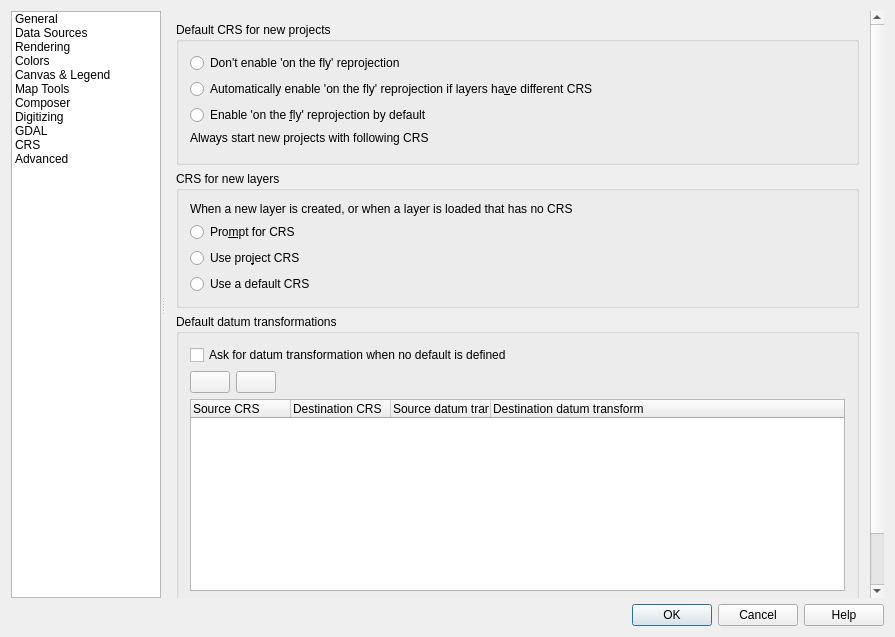
Above: ui/qgsoptionsbase.ui from RenShuYuan/UAVplatform before the change. Below: the same form after it.
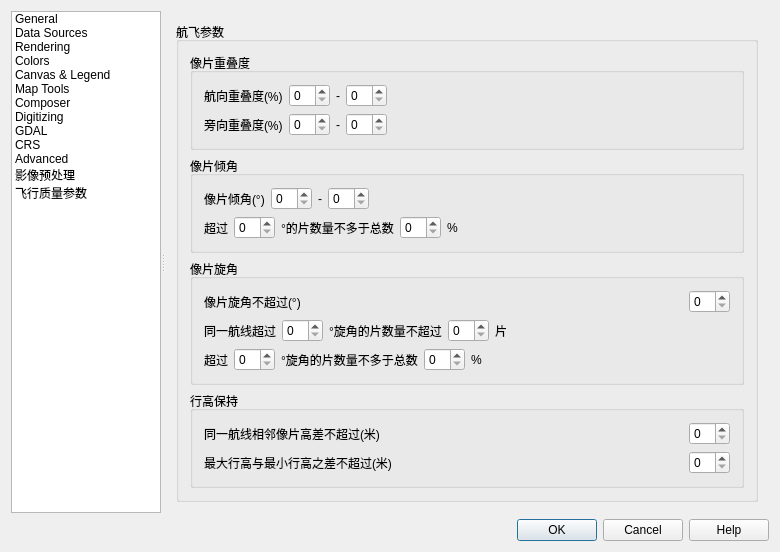
That is the form after the change. The open tabs and pages were chosen to show the change. Icons and pictures are not drawn. Custom widgets are drawn as their Qt base class.

```diff
--- a/ui/qgsoptionsbase.ui
+++ b/ui/qgsoptionsbase.ui
@@ -6,8 +6,8 @@
    <rect>
     <x>0</x>
     <y>0</y>
-    <width>895</width>
-    <height>637</height>
+    <width>780</width>
+    <height>544</height>
    </rect>
   </property>
   <property name="minimumSize">
@@ -212,6 +212,16 @@
             <normaloff>:/images/themes/default/mIconWarning.svg</normaloff>:/images/themes/default/mIconWarning.svg</iconset>
           </property>
          </item>
+         <item>
+          <property name="text">
+           <string>影像预处理</string>
+          </property>
+         </item>
+         <item>
+          <property name="text">
+           <string>飞行质量参数</string>
+          </property>
+         </item>
         </widget>
        </item>
       </layout>
@@ -3339,7 +3349,7 @@
                <rect>
                 <x>0</x>
                 <y>0</y>
-                <width>696</width>
+                <width>680</width>
                 <height>650</height>
                </rect>
               </property>
@@ -3601,6 +3611,726 @@
            </item>
           </layout>
          </widget>
+         <widget class="QWidget" name="page">
+          <layout class="QVBoxLayout" name="verticalLayout_20">
+           <item>
+            <widget class="QGroupBox" name="groupBox_31">
+             <property name="title">
+              <string>预处理设置</string>
+             </property>
+             <layout class="QVBoxLayout" name="verticalLayout_40">
+              <item>
+               <widget class="QGroupBox" name="groupBox_20">
+                <property name="title">
+                 <string>测区参数</string>
+                </property>
+                <property name="flat">
+                 <bool>true</bool>
+                </property>
+                <layout class="QVBoxLayout" name="verticalLayout_34">
+                 <item>
+                  <layout class="QGridLayout" name="gridLayout_2">
+                   <item row="0" column="0">
+                    <widget class="QLabel" name="label_5">
+                     <property name="text">
+                      <string>坐标参照系</string>
+                     </property>
+                    </widget>
+                   </item>
+                   <item row="1" column="0">
+                    <widget class="QLabel" name="label_11">
+                     <property name="text">
+                      <string>测区平均高程（m）</string>
+                     </property>
+                    </widget>
+                   </item>
+                   <item row="1" column="1">
+                    <spacer name="horizontalSpacer_9">
+                     <property name="orientation">
+                      <enum>Qt::Horizontal</enum>
+                     </property>
+                     <property name="sizeHint" stdset="0">
+                      <size>
+                       <width>288</width>
+                       <height>17</height>
+                      </size>
+                     </property>
+                    </spacer>
+                   </item>
+                   <item row="1" column="2">
+                    <widget class="QLineEdit" name="lineEdit_6">
+                     <property name="maximumSize">
+                      <size>
+                       <width>100</width>
+                       <height>16777215</height>
+                      </size>
+                     </property>
+                    </widget>
+                   </item>
+                  </layout>
+                 </item>
+                </layout>
+               </widget>
+              </item>
+              <item>
+               <widget class="QGroupBox" name="groupBox_4">
+                <property name="title">
+                 <string>相机参数</string>
+                </property>
+                <property name="flat">
+                 <bool>true</bool>
+                </property>
+                <property name="checkable">
+                 <bool>false</bool>
+                </property>
+                <layout class="QVBoxLayout" name="verticalLayout_35">
+                 <item>
+                  <layout class="QGridLayout" name="gridLayout_4">
+                   <item row="2" column="0">
+                    <widget class="QLabel" name="label_10">
+                     <property name="text">
+                      <string>相幅大小（高宽）</string>
+                     </property>
+                    </widget>
+                   </item>
+                   <item row="0" column="0">
+                    <widget class="QLabel" name="label_7">
+                     <property name="text">
+                      <string>相机焦距（mm）</string>
+                     </property>
+                    </widget>
+                   </item>
+                   <item row="1" column="0">
+                    <widget class="QLabel" name="label_9">
+                     <property name="text">
+                      <string>像元大小（um） </string>
+                     </property>
+                    </widget>
+                   </item>
+                   <item row="1" column="5">
+                    <widget class="QLineEdit" name="lineEdit_3">
+                     <property name="maximumSize">
+                      <size>
+                       <width>100</width>
+                       <height>16777215</height>
+                      </size>
+                     </property>
+                    </widget>
+                   </item>
+                   <item row="2" column="4">
+                    <widget class="QLineEdit" name="lineEdit_4">
+                     <property name="maximumSize">
+                      <size>
+                       <width>100</width>
+                       <height>16777215</height>
+                      </size>
+                     </property>
+                    </widget>
+                   </item>
+                   <item row="2" column="5">
+                    <widget class="QLineEdit" name="lineEdit_5">
+                     <property name="maximumSize">
+                      <size>
+                       <width>100</width>
+                       <height>16777215</height>
+                      </size>
+                     </property>
+                    </widget>
+                   </item>
+                   <item row="1" column="1" colspan="4">
+                    <spacer name="horizontalSpacer_52">
+                     <property name="orientation">
+                      <enum>Qt::Horizontal</enum>
+                     </property>
+                     <property name="sizeHint" stdset="0">
+                      <size>
+                       <width>308</width>
+                       <height>20</height>
+                      </size>
+                     </property>
+                    </spacer>
+                   </item>
+                   <item row="2" column="1" colspan="3">
+                    <spacer name="horizontalSpacer_53">
+                     <property name="orientation">
+                      <enum>Qt::Horizontal</enum>
+                     </property>
+                     <property name="sizeHint" stdset="0">
+                      <size>
+                       <width>198</width>
+                       <height>20</height>
+                      </size>
+                     </property>
+                    </spacer>
+                   </item>
+                   <item row="0" column="4" colspan="2">
+                    <widget class="QLineEdit" name="lineEdit_2">
+                     <property name="maximumSize">
+                      <size>
+                       <width>215</width>
+                       <height>16777215</height>
+                      </size>
+                     </property>
+                    </widget>
+                   </item>
+                   <item row="0" column="1" colspan="3">
+                    <spacer name="horizontalSpacer_51">
+                     <property name="orientation">
+                      <enum>Qt::Horizontal</enum>
+                     </property>
+                     <property name="sizeHint" stdset="0">
+                      <size>
+                       <width>208</width>
+                       <height>20</height>
+                      </size>
+                     </property>
+                    </spacer>
+                   </item>
+                  </layout>
+                 </item>
+                </layout>
+               </widget>
+              </item>
+              <item>
+               <widget class="QGroupBox" name="groupBox_2">
+                <property name="title">
+                 <string>曝光点一键处理</string>
+                </property>
+                <property name="flat">
+                 <bool>true</bool>
+                </property>
+                <layout class="QVBoxLayout" name="verticalLayout_7">
+                 <item>
+                  <layout class="QHBoxLayout" name="horizontalLayout_33">
+                   <item>
+                    <widget class="QCheckBox" name="chkTransform">
+                     <property name="text">
+                      <string>转换坐标</string>
+                     </property>
+                    </widget>
+                   </item>
+                   <item>
+                    <spacer name="horizontalSpacer_22">
+                     <property name="orientation">
+                      <enum>Qt::Horizontal</enum>
+                     </property>
+                     <property name="sizeHint" stdset="0">
+                      <size>
+                       <width>40</width>
+                       <height>20</height>
+                      </size>
+                     </property>
+                    </spacer>
+                   </item>
+                  </layout>
+                 </item>
+                 <item>
+                  <layout class="QHBoxLayout" name="horizontalLayout_3">
+                   <item>
+                    <widget class="QCheckBox" name="chkSketchMap">
+                     <property name="text">
+                      <string>生成略图</string>
+                     </property>
+                    </widget>
+                   </item>
+                   <item>
+                    <spacer name="horizontalSpacer_35">
+                     <property name="orientation">
+                      <enum>Qt::Horizontal</enum>
+                     </property>
+                     <property name="sizeHint" stdset="0">
+                      <size>
+                       <width>37</width>
+                       <height>17</height>
+                      </size>
+                     </property>
+                    </spacer>
+                   </item>
+                  </layout>
+                 </item>
+                 <item>
+                  <layout class="QHBoxLayout" name="horizontalLayout_2">
+                   <item>
+                    <widget class="QCheckBox" name="chkLinkPhoto">
+                     <property name="text">
+                      <string>动态联动</string>
+                     </property>
+                    </widget>
+                   </item>
+                   <item>
+                    <spacer name="horizontalSpacer_2">
+                     <property name="orientation">
+                      <enum>Qt::Horizontal</enum>
+                     </property>
+                     <property name="sizeHint" stdset="0">
+                      <size>
+                       <width>40</width>
+                       <height>20</height>
+                      </size>
+                     </property>
+                    </spacer>
+                   </item>
+                  </layout>
+                 </item>
+                 <item>
+                  <layout class="QHBoxLayout" name="horizontalLayout_11">
+                   <item>
+                    <widget class="QLabel" name="label_31">
+                     <property name="text">
+                      <string>相片文件夹默认搜索名称</string>
+                     </property>
+                     <property name="alignment">
+                      <set>Qt::AlignLeading|Qt::AlignLeft|Qt::AlignVCenter</set>
+                     </property>
+                    </widget>
+                   </item>
+                   <item>
+                    <spacer name="horizontalSpacer_27">
+                     <property name="orientation">
+                      <enum>Qt::Horizontal</enum>
+                     </property>
+                     <property name="sizeHint" stdset="0">
+                      <size>
+                       <width>40</width>
+                       <height>20</height>
+                      </size>
+                     </property>
+                    </spacer>
+                   </item>
+                   <item>
+                    <widget class="QLineEdit" name="lepPhotoName">
+                     <property name="maximumSize">
+                      <size>
+                       <width>205</width>
+                       <height>16777215</height>
+                      </size>
+                     </property>
+                    </widget>
+                   </item>
+                  </layout>
+                 </item>
+                </layout>
+               </widget>
+              </item>
+              <item>
+               <spacer name="verticalSpacer_9">
+                <property name="orientation">
+                 <enum>Qt::Vertical</enum>
+                </property>
+                <property name="sizeHint" stdset="0">
+                 <size>
+                  <width>20</width>
+                  <height>40</height>
+                 </size>
+                </property>
+               </spacer>
+              </item>
+             </layout>
+            </widget>
+           </item>
+          </layout>
+         </widget>
+         <widget class="QWidget" name="page_2">
+          <layout class="QGridLayout" name="gridLayout_5">
+           <item row="0" column="0">
+            <widget class="QGroupBox" name="groupBox_12">
+             <property name="title">
+              <string>航飞参数</string>
+             </property>
+             <layout class="QVBoxLayout" name="verticalLayout_8">
+              <item>
+               <widget class="QGroupBox" name="groupBox_22">
+                <property name="title">
+                 <string>像片重叠度</string>
+                </property>
+                <property name="flat">
+                 <bool>true</bool>
+                </property>
+                <layout class="QVBoxLayout" name="verticalLayout_19">
+                 <item>
+                  <layout class="QHBoxLayout" name="horizontalLayout_15">
+                   <item>
+                    <widget class="QLabel" name="label_32">
+                     <property name="text">
+                      <string>航向重叠度(%)</string>
+                     </property>
+                    </widget>
+                   </item>
+                   <item>
+                    <widget class="QSpinBox" name="spinBox"/>
+                   </item>
+                   <item>
+                    <widget class="QLabel" name="label_33">
+                     <property name="text">
+                      <string>-</string>
+                     </property>
+                    </widget>
+                   </item>
+                   <item>
+                    <widget class="QSpinBox" name="spinBox_2"/>
+                   </item>
+                   <item>
+                    <spacer name="horizontalSpacer_14">
+                     <property name="orientation">
+                      <enum>Qt::Horizontal</enum>
+                     </property>
+                     <property name="sizeHint" stdset="0">
+                      <size>
+                       <width>40</width>
+                       <height>20</height>
+                      </size>
+                     </property>
+                    </spacer>
+                   </item>
+                  </layout>
+                 </item>
+                 <item>
+                  <layout class="QHBoxLayout" name="horizontalLayout_16">
+                   <item>
+                    <widget class="QLabel" name="label_41">
+                     <property name="text">
+                      <string>旁向重叠度(%)</string>
+                     </property>
+                    </widget>
+                   </item>
+                   <item>
+                    <widget class="QSpinBox" name="spinBox_3"/>
+                   </item>
+                   <item>
+                    <widget class="QLabel" name="label_45">
+                     <property name="text">
+                      <string>-</string>
+                     </property>
+                    </widget>
+                   </item>
+                   <item>
+                    <widget class="QSpinBox" name="spinBox_4"/>
+                   </item>
+                   <item>
+                    <spacer name="horizontalSpacer_17">
+                     <property name="orientation">
+                      <enum>Qt::Horizontal</enum>
+                     </property>
+                     <property name="sizeHint" stdset="0">
+                      <size>
+                       <width>40</width>
+                       <height>20</height>
+                      </size>
+                     </property>
+                    </spacer>
+                   </item>
+                  </layout>
+                 </item>
+                </layout>
+               </widget>
+              </item>
+              <item>
+               <widget class="QGroupBox" name="groupBox_25">
+                <property name="title">
+                 <string>像片倾角</string>
+                </property>
+                <property name="flat">
+                 <bool>true</bool>
+                </property>
+                <layout class="QVBoxLayout" name="verticalLayout_22">
+                 <item>
+                  <layout class="QHBoxLayout" name="horizontalLayout_17">
+                   <item>
+                    <widget class="QLabel" name="label_46">
+                     <property name="text">
+                      <string>像片倾角(°)</string>
+                     </property>
+                    </widget>
+                   </item>
+                   <item>
+                    <widget class="QSpinBox" name="spinBox_6"/>
+                   </item>
+                   <item>
+                    <widget class="QLabel" name="label_47">
+                     <property name="text">
+                      <string>-</string>
+                     </property>
+                    </widget>
+                   </item>
+                   <item>
+                    <widget class="QSpinBox" name="spinBox_5"/>
+                   </item>
+                   <item>
+                    <spacer name="horizontalSpacer_36">
+                     <property name="orientation">
+                      <enum>Qt::Horizontal</enum>
+                     </property>
+                     <property name="sizeHint" stdset="0">
+                      <size>
+                       <width>40</width>
+                       <height>20</height>
+                      </size>
+                     </property>
+                    </spacer>
+                   </item>
+                  </layout>
+                 </item>
+                 <item>
+                  <layout class="QHBoxLayout" name="horizontalLayout_21">
+                   <item>
+                    <widget class="QLabel" name="label_48">
+                     <property name="text">
+                      <string>超过</string>
+                     </property>
+                    </widget>
+                   </item>
+                   <item>
+                    <widget class="QSpinBox" name="spinBox_7"/>
+                   </item>
+                   <item>
+                    <widget class="QLabel" name="label_49">
+                     <property name="text">
+                      <string>°的片数量不多于总数</string>
+                     </property>
+                    </widget>
+                   </item>
+                   <item>
+                    <widget class="QSpinBox" name="spinBox_8"/>
+                   </item>
+                   <item>
+                    <widget class="QLabel" name="label_50">
+                     <property name="text">
+                      <string>%</string>
+                     </property>
+                    </widget>
+                   </item>
+                   <item>
+                    <spacer name="horizontalSpacer_37">
+                     <property name="orientation">
+                      <enum>Qt::Horizontal</enum>
+                     </property>
+                     <property name="sizeHint" stdset="0">
+                      <size>
+                       <width>40</width>
+                       <height>20</height>
+                      </size>
+                     </property>
+                    </spacer>
+                   </item>
+                  </layout>
+                 </item>
+                </layout>
+               </widget>
+              </item>
+              <item>
+               <widget class="QGroupBox" name="groupBox_29">
+                <property name="title">
+                 <string>像片旋角</string>
+                </property>
+                <property name="flat">
+                 <bool>true</bool>
+                </property>
+                <layout class="QVBoxLayout" name="verticalLayout_32">
+                 <item>
+                  <layout class="QHBoxLayout" name="horizontalLayout_34">
+                   <item>
+                    <widget class="QLabel" name="label_51">
+                     <property name="text">
+                      <string>像片旋角不超过(°)</string>
+                     </property>
+                    </widget>
+                   </item>
+                   <item>
+                    <spacer name="horizontalSpacer_39">
+                     <property name="orientation">
+                      <enum>Qt::Horizontal</enum>
+                     </property>
+                     <property name="sizeHint" stdset="0">
+                      <size>
+                       <width>40</width>
+                       <height>20</height>
+                      </size>
+                     </property>
+                    </spacer>
+                   </item>
+                   <item>
+                    <widget class="QSpinBox" name="spinBox_9"/>
+                   </item>
+                  </layout>
+                 </item>
+                 <item>
+                  <layout class="QHBoxLayout" name="horizontalLayout_35">
+                   <item>
+                    <widget class="QLabel" name="label_52">
+                     <property name="text">
+                      <string>同一航线超过</string>
+                     </property>
+                    </widget>
+                   </item>
+                   <item>
+                    <widget class="QSpinBox" name="spinBox_11"/>
+                   </item>
+                   <item>
+                    <widget class="QLabel" name="label_54">
+                     <property name="text">
+                      <string>°旋角的片数量不超过</string>
+                     </property>
+                    </widget>
+                   </item>
+                   <item>
+                    <widget class="QSpinBox" name="spinBox_10"/>
+                   </item>
+                   <item>
+                    <widget class="QLabel" name="label_55">
+                     <property name="text">
+                      <string>片</string>
+                     </property>
+                    </widget>
+                   </item>
+                   <item>
+                    <spacer name="horizontalSpacer_42">
+                     <property name="orientation">
+                      <enum>Qt::Horizontal</enum>
+                     </property>
+                     <property name="sizeHint" stdset="0">
+                      <size>
+                       <width>40</width>
+                       <height>20</height>
+                      </size>
+                     </property>
+                    </spacer>
+                   </item>
+                  </layout>
+                 </item>
+                 <item>
+                  <layout class="QHBoxLayout" name="horizontalLayout_40">
+                   <item>
+                    <widget class="QLabel" name="label_57">
+                     <property name="text">
+                      <string>超过</string>
+                     </property>
+                    </widget>
+                   </item>
+                   <item>
+                    <widget class="QSpinBox" name="spinBox_13"/>
+                   </item>
+                   <item>
+                    <widget class="QLabel" name="label_58">
+                     <property name="text">
+                      <string>°旋角的片数量不多于总数</string>
+                     </property>
+                    </widget>
+                   </item>
+                   <item>
+                    <widget class="QSpinBox" name="spinBox_12"/>
+                   </item>
+                   <item>
+                    <widget class="QLabel" name="label_64">
+                     <property name="text">
+                      <string>%</string>
+                     </property>
+                    </widget>
+                   </item>
+                   <item>
+                    <spacer name="horizontalSpacer_48">
+                     <property name="orientation">
+                      <enum>Qt::Horizontal</enum>
+                     </property>
+                     <property name="sizeHint" stdset="0">
+                      <size>
+                       <width>40</width>
+                       <height>20</height>
+                      </size>
+                     </property>
+                    </spacer>
+                   </item>
+                  </layout>
+                 </item>
+                </layout>
+               </widget>
+              </item>
+              <item>
+               <widget class="QGroupBox" name="groupBox_30">
+                <property name="title">
+                 <string>行高保持</string>
+                </property>
+                <property name="flat">
+                 <bool>true</bool>
+                </property>
+                <layout class="QVBoxLayout" name="verticalLayout_33">
+                 <item>
+                  <layout class="QHBoxLayout" name="horizontalLayout_41">
+                   <item>
+                    <widget class="QLabel" name="label_67">
+                     <property name="text">
+                      <string>同一航线相邻像片高差不超过(米)</string>
+                     </property>
+                    </widget>
+                   </item>
+                   <item>
+                    <spacer name="horizontalSpacer_49">
+                     <property name="orientation">
+                      <enum>Qt::Horizontal</enum>
+                     </property>
+                     <property name="sizeHint" stdset="0">
+                      <size>
+                       <width>40</width>
+                       <height>20</height>
+                      </size>
+                     </property>
+                    </spacer>
+                   </item>
+                   <item>
+                    <widget class="QSpinBox" name="spinBox_14"/>
+                   </item>
+                  </layout>
+                 </item>
+                 <item>
+                  <layout class="QHBoxLayout" name="horizontalLayout_42">
+                   <item>
+                    <widget class="QLabel" name="label_68">
+                     <property name="text">
+                      <string>最大行高与最小行高之差不超过(米)</string>
+                     </property>
+                    </widget>
+                   </item>
+                   <item>
+                    <spacer name="horizontalSpacer_50">
+                     <property name="orientation">
+                      <enum>Qt::Horizontal</enum>
+                     </property>
+                     <property name="sizeHint" stdset="0">
+                      <size>
+                       <width>40</width>
+                       <height>20</height>
+                      </size>
+                     </property>
+                    </spacer>
+                   </item>
+                   <item>
+                    <widget class="QSpinBox" name="spinBox_15"/>
+                   </item>
+                  </layout>
+                 </item>
+                 <item>
+                  <spacer name="verticalSpacer_11">
+                   <property name="orientation">
+                    <enum>Qt::Vertical</enum>
+                   </property>
+                   <property name="sizeHint" stdset="0">
+                    <size>
+                     <width>20</width>
+                     <height>40</height>
+                    </size>
+                   </property>
+                  </spacer>
+                 </item>
+                </layout>
+                <zorder></zorder>
+                <zorder></zorder>
+                <zorder>verticalSpacer_11</zorder>
+               </widget>
+              </item>
+             </layout>
+            </widget>
+           </item>
+          </layout>
+         </widget>
         </widget>
        </item>
       </layout>
```
Left out of the diff: 30 changed lines with no effect on the pictures.
